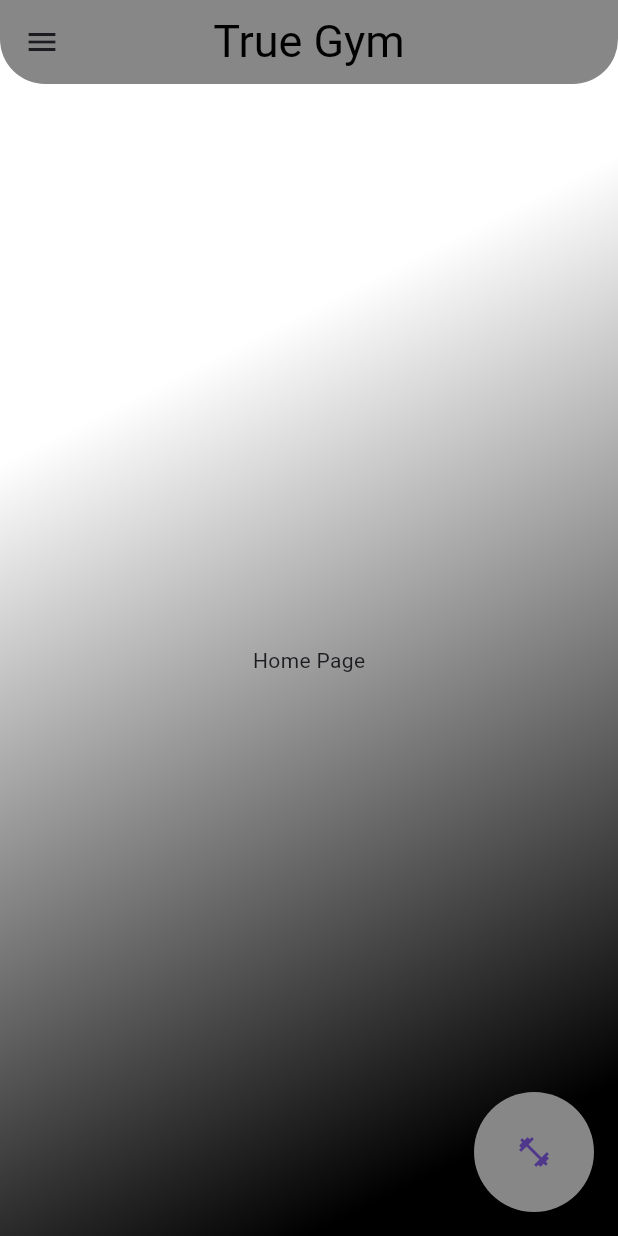
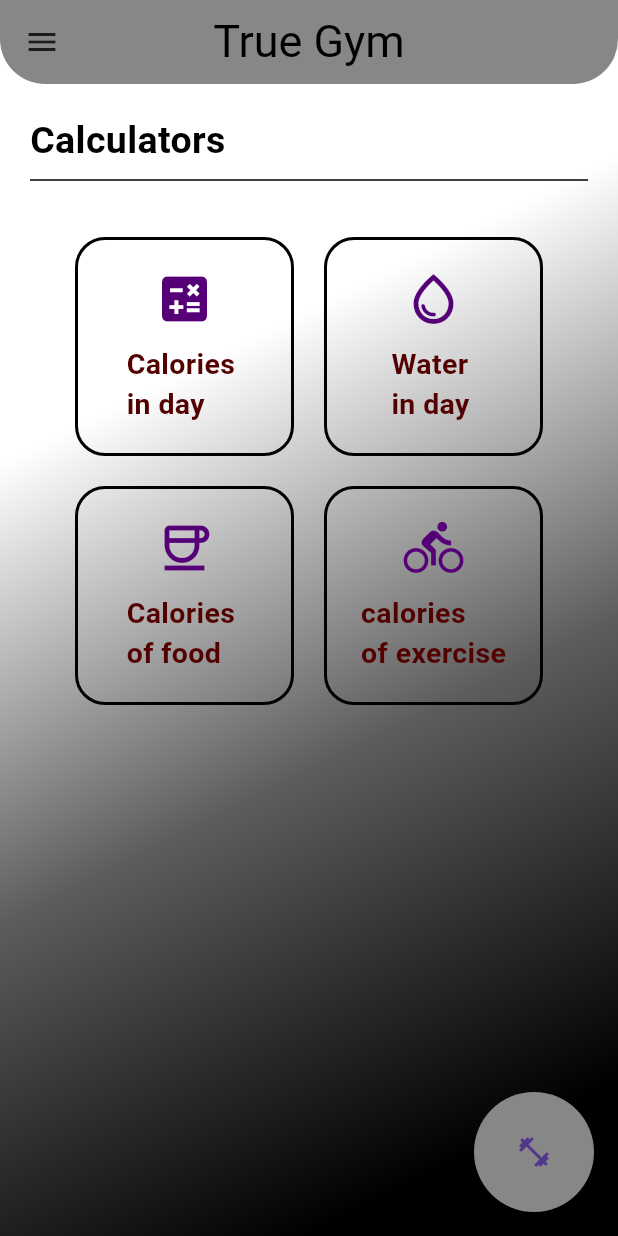
Before and after one commit to Amr-3li/Linkify-Social-Media-App, a Flutter app: the HomePage screen opened directly, on a phone screen of 412 x 824 dp. Run offline on Flutter 3.47's test engine with Material 3 defaults, Android fonts, the phone set to English and light mode, and no system bars; drawn by our look-alikes of flutter_speed_dial; our stand-ins replace bloc, cloud_firestore, firebase_auth, firebase_core, flutter_bloc, shared_preferences; missing offline and left inert: flutter_iconpicker; accounts and stored records are empty.

Commit message:
make Ui of calculators in home page and connect the calories calculator in day

```diff
--- a/lib/views/pages/app_pages/home_page.dart
+++ b/lib/views/pages/app_pages/home_page.dart
@@ -8,6 +8,7 @@ import 'package:true_gym/initial.dart';
 import 'package:true_gym/views/pages/app_pages/exersieses.dart';
 import 'package:true_gym/views/pages/app_pages/profile.dart';
 import 'package:true_gym/views/pages/app_pages/settings.dart';
+import 'package:true_gym/views/widgets/home_page_body.dart';
 
 class HomePage extends StatefulWidget {
   const HomePage({super.key});
@@ -22,11 +23,12 @@ class _HomePageState extends State<HomePage> {
     return Container(
       decoration: const BoxDecoration(
         gradient: LinearGradient(
-            stops: [0.3, 0.9],
+            stops: [0.3, 0.6, 0.9],
             begin: Alignment.topLeft,
             end: Alignment.bottomRight,
             colors: [
               Color.fromARGB(255, 255, 255, 255),
+              Color.fromARGB(255, 92, 92, 92),
               Color.fromARGB(255, 0, 0, 0),
             ]),
       ),
@@ -118,15 +120,17 @@ class _HomePageState extends State<HomePage> {
                     style: TextStyle(color: Colors.white, fontSize: 20)),
               ),
               const Divider(),
-               ListTile(
+              ListTile(
                 leading: const Icon(Icons.logout, color: Colors.white),
                 title: const Text('Logout',
-
                     style: TextStyle(color: Colors.white, fontSize: 20)),
                 onTap: () {
                   Navigator.pop(context);
                   BlocProvider.of<AuthCubit>(context).signout();
-                  Navigator.pushReplacement(context, MaterialPageRoute(builder: (context) => const InitialPage()));
+                  Navigator.pushReplacement(
+                      context,
+                      MaterialPageRoute(
+                          builder: (context) => const InitialPage()));
                 },
               ),
             ],
@@ -160,9 +164,7 @@ class _HomePageState extends State<HomePage> {
             style: TextStyle(color: Colors.black, fontSize: 30),
           ),
         ),
-        body: const Center(
-          child: Text('Home Page'),
-        ),
+        body: const HomePageBody(),
       ),
     );
   }
--- /dev/null
+++ b/lib/views/widgets/calculator/calculator_item.dart
@@ -0,0 +1,46 @@
+import 'package:flutter/material.dart';
+
+class CalculatorItem extends StatelessWidget {
+  const CalculatorItem({
+    super.key,
+    required this.item,
+  });
+  final Map<String, dynamic> item;
+
+  @override
+  Widget build(BuildContext context) {
+    return GestureDetector(
+        onTap: item['onTap'],
+        child: Container(
+          margin: const EdgeInsets.all(10),
+          decoration: BoxDecoration(
+            borderRadius: BorderRadius.circular(20),
+            border: Border.all(color: Colors.black, width: 2),
+          ),
+          child:
+              Column(crossAxisAlignment: CrossAxisAlignment.center, children: [
+            const Spacer(
+              flex: 1,
+            ),
+            Icon(
+              item['icon'],
+              color: Color.fromARGB(255, 86, 0, 120),
+              size: 40,
+            ),
+            const SizedBox(
+              height: 10,
+            ),
+            Text(
+              item['title'],
+              style: const TextStyle(
+                  color: Color.fromARGB(255, 83, 0, 0),
+                  fontSize: 19,
+                  fontWeight: FontWeight.bold),
+            ),
+            const Spacer(
+              flex: 1,
+            )
+          ]),
+        ));
+  }
+}
--- /dev/null
+++ b/lib/views/widgets/calculator/calculator_list.dart
@@ -0,0 +1,54 @@
+import 'package:flutter/material.dart';
+import 'package:flutter_iconpicker/Models/icon_pack.dart';
+import 'package:true_gym/views/pages/app_pages/calculator_pages/calories_calculator_page.dart';
+import 'package:true_gym/views/widgets/calculator/calculator_item.dart';
+
+class CalculatorsList extends StatelessWidget {
+  const CalculatorsList({
+    super.key,
+  });
+
+  @override
+  Widget build(BuildContext context) {
+    List<Map<String, dynamic>> items = [
+      {
+        'icon': Icons.calculate,
+        'title': 'Calories \nin day',
+        'onTap': () {
+          Navigator.push(context, MaterialPageRoute(builder: (context) {
+            return const CaloriesCalculatorPage();
+          }));
+        },
+      },
+      {
+        'icon': Icons.water_drop_outlined,
+        'title': 'Water \nin day',
+        'onTap': () {},
+      },
+      {
+        'icon': Icons.coffee_outlined,
+        'title': 'Calories \nof food',
+        'onTap': () {},
+      },
+      {
+        'icon': Icons.directions_bike,
+        'title': 'calories \nof exercise',
+        'onTap': () {},
+      },
+    ];
+    return Container(
+      height: 400,
+      padding: const EdgeInsets.all(20),
+      width: double.infinity,
+      child: GridView.builder(
+          itemCount: 4,
+          gridDelegate: const SliverGridDelegateWithFixedCrossAxisCount(
+              crossAxisCount: 2),
+          itemBuilder: (context, index) {
+            return CalculatorItem(
+              item: items[index],
+            );
+          }),
+    );
+  }
+}
--- /dev/null
+++ b/lib/views/widgets/home_page_body.dart
@@ -0,0 +1,34 @@
+import 'package:flutter/material.dart';
+import 'package:true_gym/views/widgets/calculator/calculator_list.dart';
+
+class HomePageBody extends StatelessWidget {
+  const HomePageBody({super.key});
+
+  @override
+  Widget build(BuildContext context) {
+    return SingleChildScrollView(
+      physics: const BouncingScrollPhysics(),
+      primary: true,
+      child: Container(
+        padding: const EdgeInsets.all(20),
+        child: const Column(
+          crossAxisAlignment: CrossAxisAlignment.start,
+          children: [
+            Text(
+              'Calculators',
+              style: TextStyle(
+                  color: Colors.black,
+                  fontSize: 25,
+                  fontWeight: FontWeight.bold),
+            ),
+            Divider(
+              color: Colors.black,
+              thickness: 1,
+            ),
+            CalculatorsList(),
+          ],
+        ),
+      ),
+    );
+  }
+}
--- a/pubspec.yaml
+++ b/pubspec.yaml
@@ -35,6 +35,7 @@ dependencies:
   flutter:
     sdk: flutter
   flutter_bloc: ^8.1.6
+  flutter_iconpicker: ^3.4.6
   flutter_speed_dial: ^7.0.0
   google_nav_bar: ^5.0.6
   shared_preferences: ^2.3.1
```
Also changed, not shown: lib/views/pages/app_pages/calculator_pages/calories_calculator_page.dart (renamed from lib/views/pages/app_pages/calories_calculator_page.dart, +53 -47 lines), lib/views/widgets/input_text.dart (+6 -5 lines), lib/views/pages/app_pages/calculator_pages/water_calculator.dart (added), pubspec.lock.
